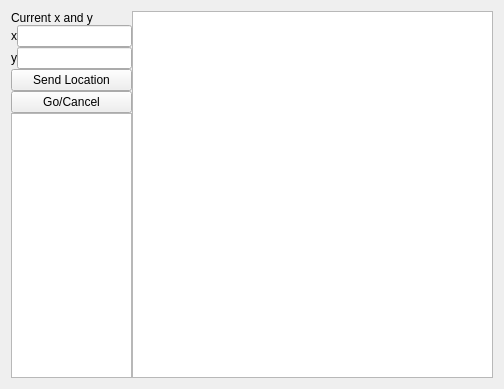
Before: the Qt Designer form metu_rqt_plugin/ui/competition_map.ui in Vkvikvok/metu_rqt_plugin, drawn with Qt 5.
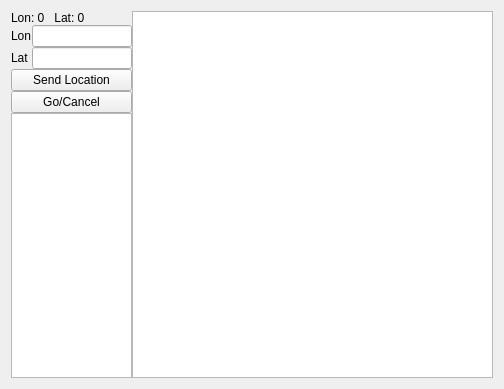
After: the same form once the commit is applied.

```diff
--- a/metu_rqt_plugin/ui/competition_map.ui
+++ b/metu_rqt_plugin/ui/competition_map.ui
@@ -24,7 +24,7 @@
        <item>
         <widget class="QLabel" name="current_coordinates_label">
          <property name="text">
-          <string>Current x and y</string>
+          <string>Lon: 0   Lat: 0</string>
          </property>
         </widget>
        </item>
@@ -33,7 +33,7 @@
          <item row="0" column="0">
           <widget class="QLabel" name="x_label">
            <property name="text">
-            <string>x</string>
+            <string>Lon</string>
            </property>
           </widget>
          </item>
@@ -43,7 +43,7 @@
          <item row="1" column="0">
           <widget class="QLabel" name="y_label">
            <property name="text">
-            <string>y</string>
+            <string>Lat</string>
            </property>
           </widget>
          </item>
```
Left out of the diff: 4 changed lines with no effect on the pictures.
